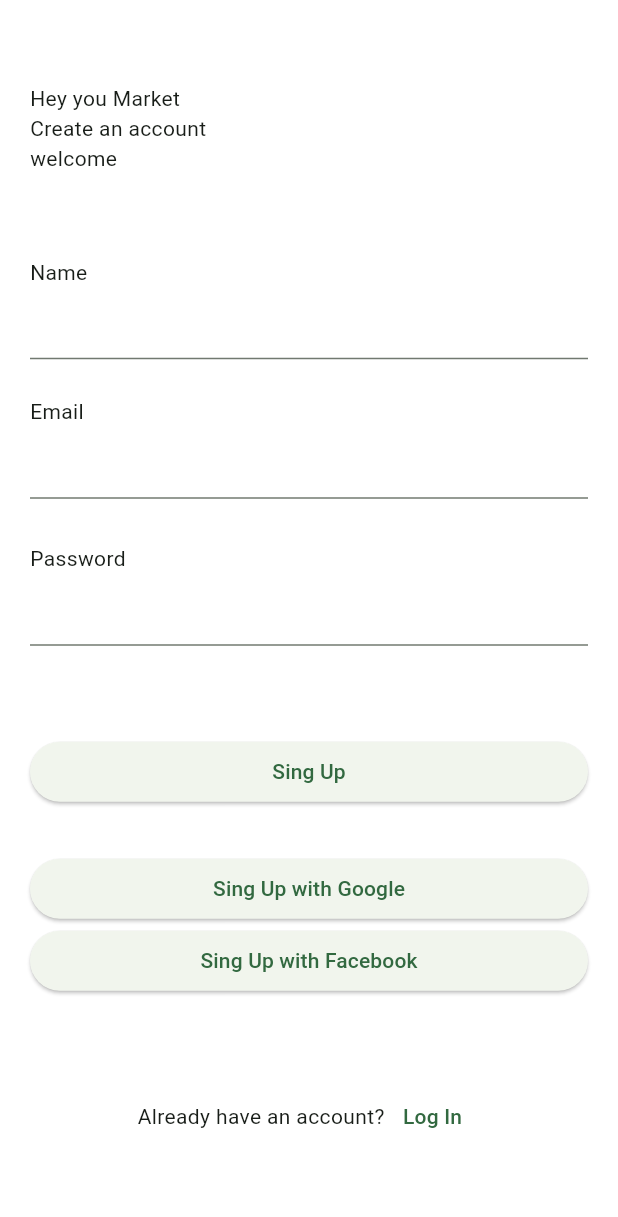
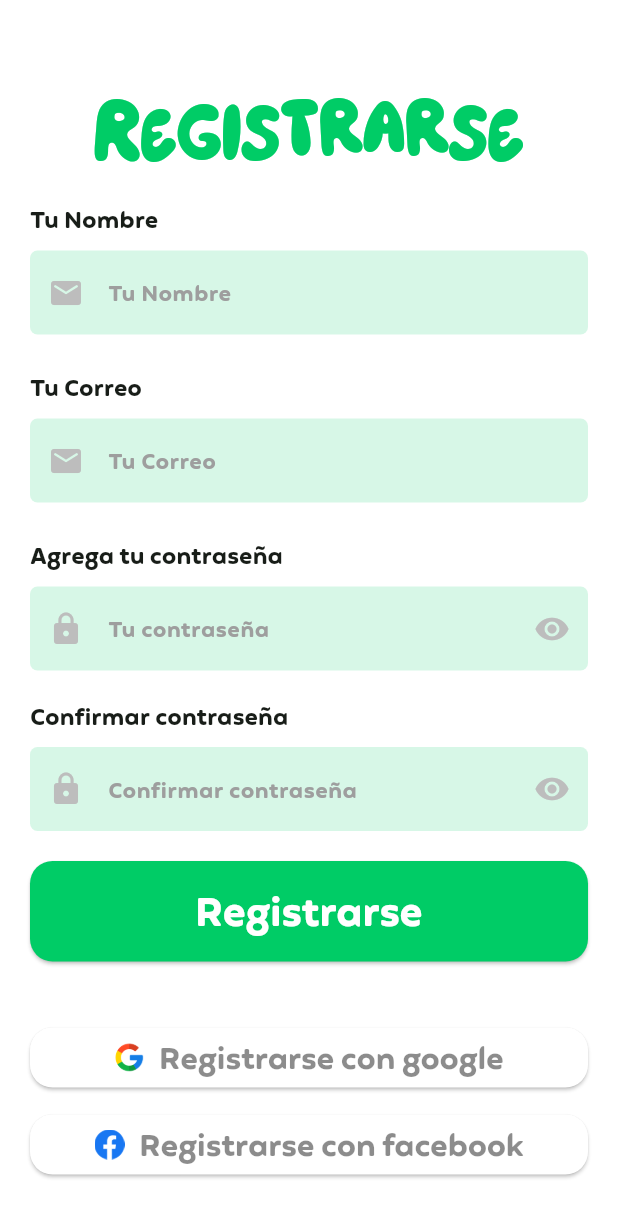
Before and after one commit to JeiFB/heyyoumarket, a Flutter app: the RegisterPage screen opened by its route, on a phone screen of 412 x 824 dp. Shown: the top 1217 px of the screen. Run offline on Flutter 3.47's test engine with Material 3 defaults, Android fonts, the light colour scheme and no system bars; our stand-ins replace firebase_auth, firebase_core, get_it, injectable; accounts and stored records are empty.

Commit message:
pantalla de registro realizada

```diff
--- a/lib/presentation/auth/login/login_page.dart
+++ b/lib/presentation/auth/login/login_page.dart
@@ -24,7 +24,6 @@ class LoginPage extends StatelessWidget {
               mainAxisSize: MainAxisSize.min,
               children: [
                 const SizedBox(height: 50), // Añade un espaciado superior
-                const SizedBox(height: 10),
                 Transform.translate(
                   offset: const Offset(-30,
                       0), // Ajusta este valor para mover "market" hacia arriba y a la derecha
--- a/lib/presentation/auth/register/register_page.dart
+++ b/lib/presentation/auth/register/register_page.dart
@@ -1,133 +1,148 @@
 import 'package:firebase_auth/firebase_auth.dart';
 import 'package:flutter/material.dart';
+import 'package:heyyoumarket/presentation/components/heyyou_button.dart';
+import 'package:heyyoumarket/presentation/components/heyyou_text_form_field.dart';
 
 class RegisterPage extends StatelessWidget {
-  const RegisterPage({super.key});
+  const RegisterPage({Key? key}) : super(key: key);
 
   @override
   Widget build(BuildContext context) {
     FirebaseAuth firebaseAuth = FirebaseAuth.instance;
+    String email = 'test@gmail.com';
+    String password = '123456';
 
     return Scaffold(
       backgroundColor: Colors.white,
-      body: Container(
-        margin: const EdgeInsets.symmetric(horizontal: 20),
-        child: SizedBox(
+      resizeToAvoidBottomInset: false, // Evita que el teclado provoque scroll
+      body: Center(
+        child: SingleChildScrollView(
+          child: Padding(
+            padding: const EdgeInsets.symmetric(horizontal: 20),
             child: Column(
-            mainAxisAlignment: MainAxisAlignment.spaceEvenly,
+              mainAxisAlignment: MainAxisAlignment.center,
+              mainAxisSize: MainAxisSize.min,
               children: [
-              const Column(
-                children: [
+                const SizedBox(height: 50), // Añade un espaciado superior
+                const Text(
+                  'Registrarse',
+                  style: TextStyle(
+                    fontFamily: 'heyam',
+                    fontSize: 60,
+                    color: Color.fromARGB(255, 0, 204, 102),
+                  ),
+                ),
+                const Align(
+                  alignment: Alignment.centerLeft,
+                  child: Text(
+                    'Tu Nombre',
+                    style: TextStyle(fontFamily: 'Feather Bold', fontSize: 15),
+                  ),
+                ),
+                const SizedBox(height: 10),
+                const HeyYouTextFormField(
+                  'Tu Nombre',
+                  icon: Icons.email_rounded,
+                ),
+                const SizedBox(height: 25),
+                const Align(
+                  alignment: Alignment.centerLeft,
+                  child: Text(
+                    'Tu Correo',
+                    style: TextStyle(fontFamily: 'Feather Bold', fontSize: 15),
+                  ),
+                ),
+                const SizedBox(height: 10),
+                const HeyYouTextFormField(
+                  'Tu Correo',
+                  icon: Icons.email_rounded,
+                ),
+                const SizedBox(height: 25),
+                const Align(
+                  alignment: Alignment.centerLeft,
+                  child: Text(
+                    'Agrega tu contraseña',
+                    style: TextStyle(fontFamily: 'Feather Bold', fontSize: 15),
+                  ),
+                ),
+                const SizedBox(height: 10),
+                const HeyYouTextFormField(
+                  'Tu contraseña',
+                  icon: Icons.lock,
+                  isPassword: true,
+                ),
+                const SizedBox(height: 20),
+                const Align(
+                  alignment: Alignment.centerLeft,
+                  child: Text(
+                    'Confirmar contraseña',
+                    style: TextStyle(fontFamily: 'Feather Bold', fontSize: 15),
+                  ),
+                ),
+                const SizedBox(height: 10),
+                const HeyYouTextFormField(
+                  'Confirmar contraseña',
+                  icon: Icons.lock,
+                  isPassword: true,
+                ),
+                const SizedBox(height: 20),
                 SizedBox(
                     width: double.infinity,
-                    child: Text(
-                      'Hey you Market',
-                      textAlign: TextAlign.start,
-                    ),
-                  ),
-                  SizedBox(
-                    width: double.infinity,
-                    child: Text(
-                      'Create an account',
-                      textAlign: TextAlign.start,
-                    ),
-                  ),
-                  SizedBox(
-                    width: double.infinity,
-                    child: Text(
-                      'welcome',
-                      textAlign: TextAlign.start,
-                    ),
-                  ),
-                ],
-              ),
-              Column(
-                children: [
-                  const SizedBox(
-                    width: double.infinity,
-                    child: Text(
-                      'Name',
-                      textAlign: TextAlign.start,
-                    ),
-                  ),
-                  TextFormField(
-                    onChanged: (value) {},
-                  ),
-                  const SizedBox(
-                    height: 25,
-                  ),
-                  const SizedBox(
-                    width: double.infinity,
-                    child: Text(
-                      'Email',
-                      textAlign: TextAlign.start,
-                    ),
-                  ),
-                  TextFormField(
-                    onChanged: (value) {},
-                  ),
-                  const SizedBox(
-                    height: 30,
-                  ),
-                  const SizedBox(
-                    width: double.infinity,
-                    child: Text(
-                      'Password',
-                      textAlign: TextAlign.start,
-                    ),
-                  ),
-                  TextFormField(
-                    onChanged: (value) {},
-                  ),
-                  const SizedBox(
-                    height: 30,
-                  ),
-                  const SizedBox(
-                    height: 30,
-                  ),
-                  SizedBox(
-                    width: double.infinity,
-                    child: ElevatedButton(
-                      onPressed: () async {},
-                      child: const Text('Sing Up'),
-                    ),
-                  ),
-                  const SizedBox(
-                    height: 30,
-                  ),
+                    child: HeyYouButton(
+                        texto: 'Registrarse',
+                        onPressed: () {},
+                        color: const Color.fromARGB(255, 0, 204, 102),
+                        textColor: Colors.white)),
+                const SizedBox(height: 30),
                 Column(
                   mainAxisAlignment: MainAxisAlignment.center,
                   children: [
                     SizedBox(
                         width: double.infinity,
-                        child: ElevatedButton(
+                        child: HeyYouButton(
+                            iconPath: 'assets/img/google.png',
+                            fSize: 20,
+                            pWith: 5,
+                            texto: 'Registrarse con google',
                             onPressed: () {},
-                          child: const Text('Sing Up with Google'),
-                        ),
-                      ),
+                            color: Colors.white,
+                            textColor: Colors.black45)),
                     SizedBox(
                         width: double.infinity,
-                        child: ElevatedButton(
+                        child: HeyYouButton(
+                            iconPath: 'assets/img/facebook.png',
+                            fSize: 20,
+                            pWith: 5,
+                            texto: 'Registrarse con facebook',
                             onPressed: () {},
-                          child: const Text('Sing Up with Facebook'),
-                        ),
-                      ),
+                            color: Colors.white,
+                            textColor: Colors.black45))
                   ],
                 ),
-                ],
-              ),
+                const SizedBox(height: 20),
                 Row(
                   mainAxisAlignment: MainAxisAlignment.center,
                   children: [
-                  const Text('Already have an account?'),
+                    const Text('¿Ya tienes cuenta?',
+                        style: TextStyle(
+                            fontFamily: 'Feather Bold',
+                            fontSize: 14,
+                            color: Colors.grey)),
                     TextButton(
                       onPressed: () {
                         Navigator.pop(context);
                       },
-                      child: const Text('Log In')),
+                      child: const Text('Iniciar sesión',
+                          style: TextStyle(
+                              fontFamily: 'Feather Bold',
+                              fontSize: 14,
+                              color: Color.fromARGB(255, 0, 153, 77))),
+                    ),
                   ],
                 ),
+                const SizedBox(height: 20), // Añade un espaciado inferior
               ],
+            ),
           ),
         ),
       ),
```
Lines whose indentation alone changed are shown as unchanged.
